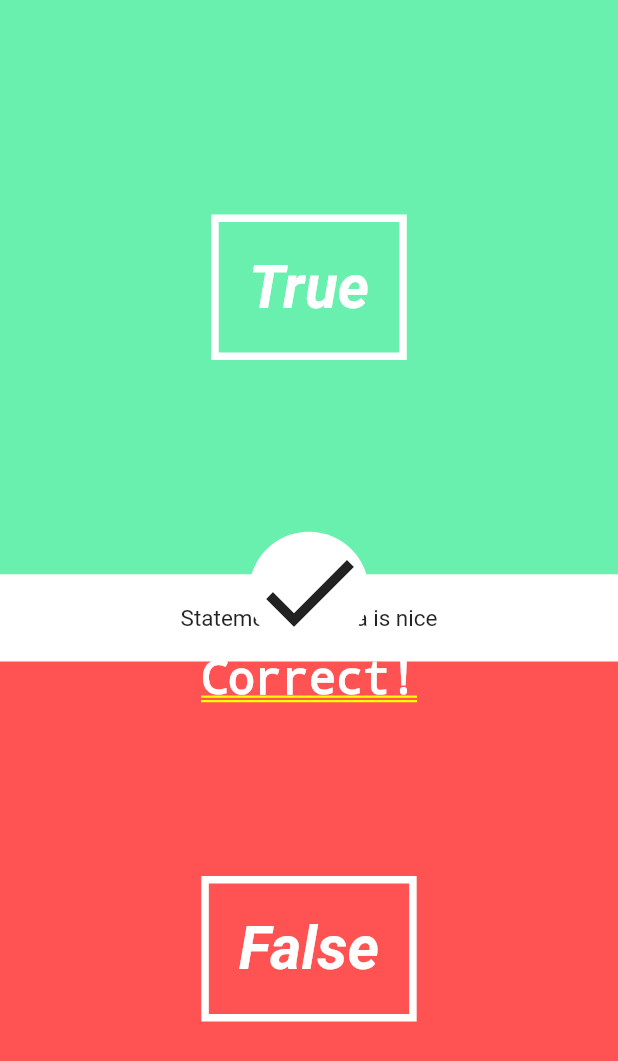
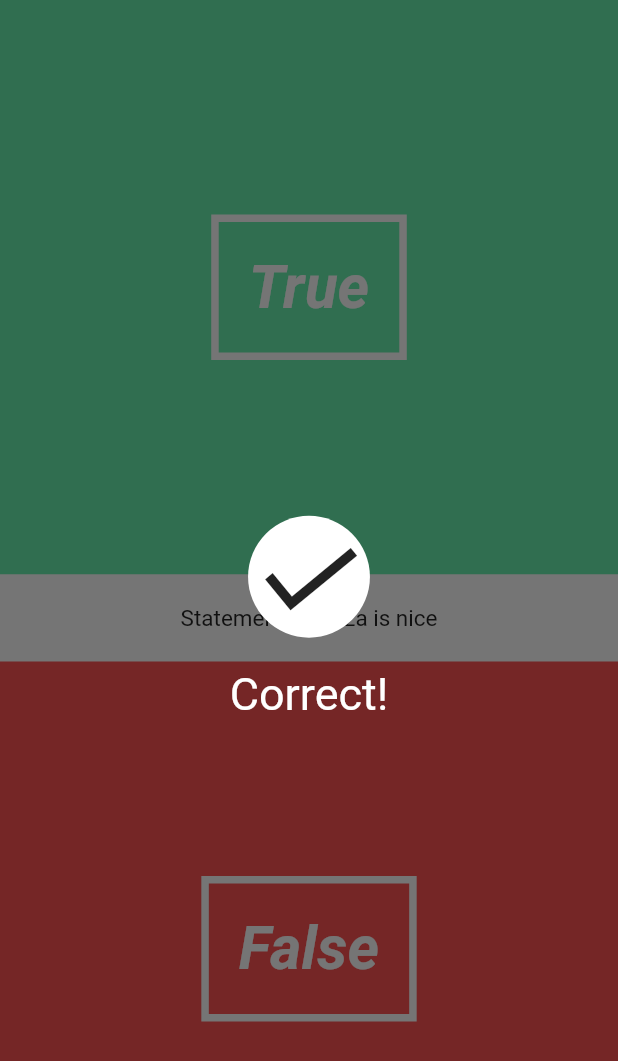
Before and after one commit to hershd23/quizApp, a Flutter app: the screen it shows after launch, after a tap on "True", on a phone screen of 412 x 824 dp. Shown: the top 1061 px of the screen. Run offline on Flutter 3.47's test engine with Material 2 defaults, Android fonts, the phone set to English and light mode, and no system bars.

Commit message:
modified:   lib/UI/answer_button.dart 	modified:   lib/UI/correct_wrong_overlay.dart 	modified:   lib/pages/quiz_page.dart

```diff
--- a/lib/UI/answer_button.dart
+++ b/lib/UI/answer_button.dart
@@ -2,8 +2,9 @@ import 'package:flutter/material.dart';
 
 class AnswerButton extends StatelessWidget {
   final bool answer;
+  final VoidCallback _onTap;
 
-  AnswerButton(this.answer);
+  AnswerButton(this.answer, this._onTap);
 
   @override
   Widget build(BuildContext context) {
@@ -11,7 +12,7 @@ class AnswerButton extends StatelessWidget {
       child:new Material(
         color: answer==true ? Colors.greenAccent : Colors.redAccent,
         child: new InkWell(
-          onTap: ()=> answer==true ? print("You answered true") : print("You answered false"),
+          onTap: ()=> _onTap(),
           child: new Center(
             child: new Container(
               decoration: new BoxDecoration(
--- a/lib/UI/correct_wrong_overlay.dart
+++ b/lib/UI/correct_wrong_overlay.dart
@@ -1,4 +1,5 @@
 import 'package:flutter/material.dart';
+import 'dart:math';
 
 class CorrectWrongOverlay extends StatefulWidget {
 
@@ -10,26 +11,46 @@ class CorrectWrongOverlay extends StatefulWidget {
   State createState() => new CorrectWrongOverlayState();
 }
 
-class CorrectWrongOverlayState extends State<CorrectWrongOverlay> {
+class CorrectWrongOverlayState extends State<CorrectWrongOverlay> with SingleTickerProviderStateMixin {
+
+  Animation<double> _iconAnimation;
+  AnimationController _iconAnimationController;
+
+  @override
+  void initState() {
+    super.initState();
+    _iconAnimationController = new AnimationController(duration: new Duration(seconds: 2), vsync: this);
+    _iconAnimation = new CurvedAnimation(parent: _iconAnimationController, curve: Curves.elasticOut);
+    _iconAnimation.addListener(() => this.setState(() {}));
+    _iconAnimationController.forward();
+  }
+
   @override
   Widget build(BuildContext context){
-    return new Stack(
-      fit: StackFit.expand,
-      children: <Widget>[
-        new Column(
+    return new Material(
+      color: Colors.black54,
+      child: new InkWell(
+        onTap: () => print("You tapped the overlay"),
+        child: new Column(
           mainAxisAlignment:  MainAxisAlignment.center,
-          children: <Widget>[
+           children: <Widget>[
             new Container(
               decoration: new BoxDecoration(
                 color: Colors.white,
                 shape: BoxShape.circle
               ),
-              child: new Icon(widget._isCorrect == true ? Icons.done : Icons.clear, size: 80.0),
+              child: new Transform.rotate(
+                angle: _iconAnimation.value * 2 * pi,
+                child: new Icon(widget._isCorrect == true ? Icons.done : Icons.clear, size: _iconAnimation.value*80.0)
+              )
+            ),
+            new Padding(
+              padding: new EdgeInsets.only(bottom: 20.0),
             ),
             new Text(widget._isCorrect == true ? "Correct!" : "Wrong!" , style: new TextStyle(color: Colors.white, fontSize: 30.0))
           ],
         ),
-      ],
+      ),
     );
   }
 }
--- a/lib/pages/quiz_page.dart
+++ b/lib/pages/quiz_page.dart
@@ -12,18 +12,48 @@ class QuizPage extends StatefulWidget {
 }
 
 class QuizPageState extends State<QuizPage> {
+
+  Question currentQuestion;
+  Quiz quiz = new Quiz([
+    new Question("Brooklyn 99 is da best", true),
+    new Question("Pizza is healthy", false),
+    new Question("Android Studio sucks", true)
+  ]);
+
+  String questionText;
+  int questionNumber;
+  bool isCorrect;
+  bool overlayShouldBeVisible = false;
+
+  @override
+  void initState() {
+    super.initState();
+    currentQuestion = quiz.nextQuestion;
+    questionText = currentQuestion.question;
+    questionNumber = quiz.questionNumber;
+  }
+
+  void handleAnswer(bool answer){
+    isCorrect = (currentQuestion.answer == answer);
+    quiz.answer(isCorrect);
+    this.setState(() {
+      overlayShouldBeVisible = true;
+    });
+  }
+
   @override
   Widget build(BuildContext context) {
     return new Stack(
+      fit: StackFit.expand,
       children: <Widget>[
         new Column(
           children: <Widget>[
-            new AnswerButton(true),
+            new AnswerButton(true, () => handleAnswer(true)),//truebutton
             new QuestionText("Pizza is nice", 1),
-            new AnswerButton(false)
+            new AnswerButton(false, () => handleAnswer(false))//false button
           ],
         ),
-        new CorrectWrongOverlay(true)
+        overlayShouldBeVisible == true ? new CorrectWrongOverlay(true) : new Container()
       ],
     );
   }
```
